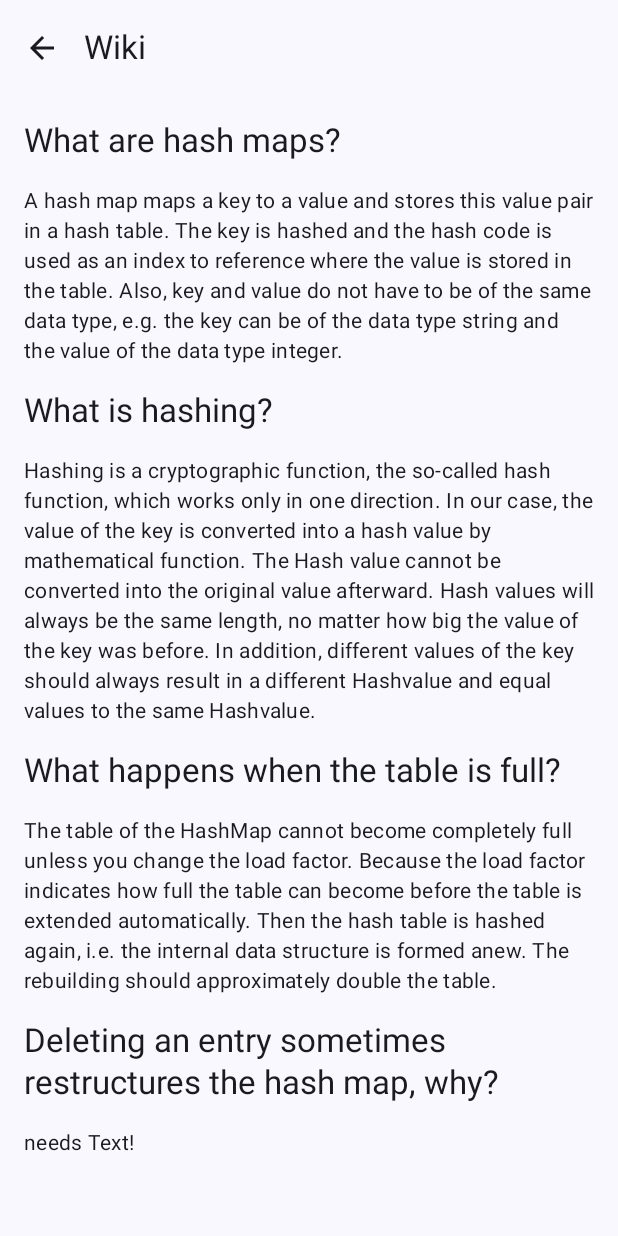
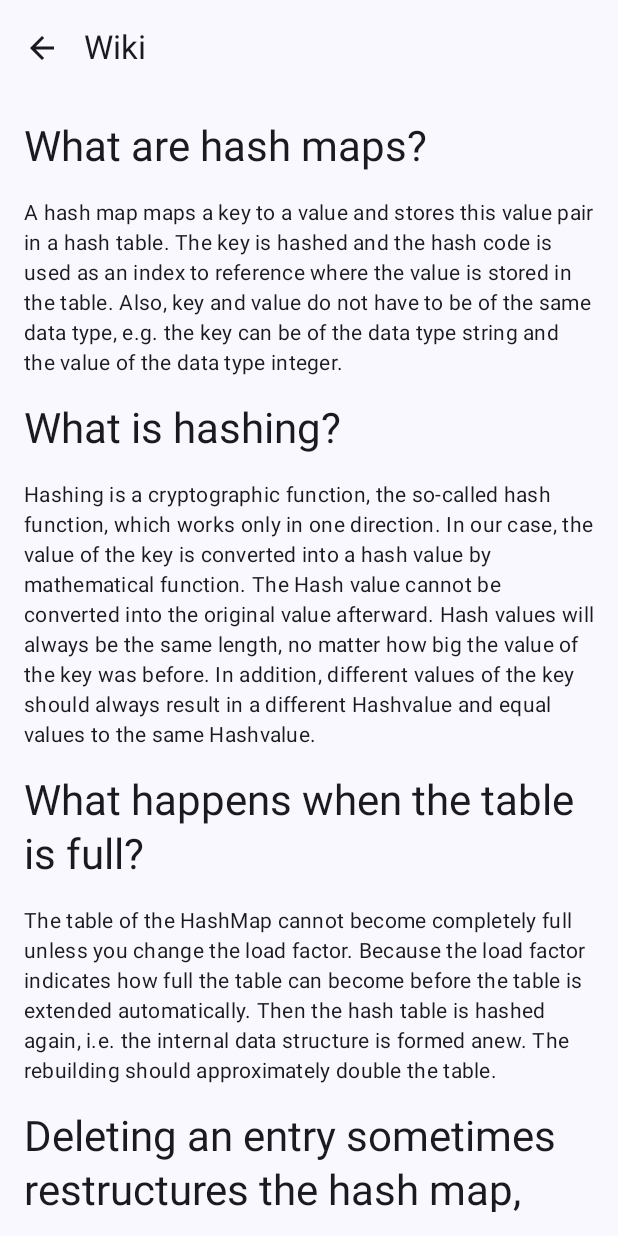
Before and after one commit to exploids/hashmapz, an Android app built with Jetpack Compose: the @Preview function DefaultPreview3, on a phone screen of 412 x 824 dp. Run offline under Robolectric (Android 15) with nearby library versions, the phone set to English and light mode, and no system bars.

Commit message:
Update WikiActivity.kt

```diff
--- a/app/src/main/java/com/exploids/hashmapz/WikiActivity.kt
+++ b/app/src/main/java/com/exploids/hashmapz/WikiActivity.kt
@@ -24,16 +24,17 @@ fun Wiki(navController: NavController) {
         Column(modifier = Modifier.padding(it).padding(16.dp).verticalScroll(ScrollState(0)),
             verticalArrangement = Arrangement.spacedBy(16.dp)
         ) {
-            Text(text = "What are hash maps?", style = MaterialTheme.typography.titleLarge)
+            Text(text = "What are hash maps?", style = MaterialTheme.typography.headlineMedium)
             Text(text = "A hash map maps a key to a value and stores this value pair in a hash table. The key is hashed and the hash code is used as an index to reference where the value is stored in the table. Also, key and value do not have to be of the same data type, e.g. the key can be of the data type string and the value of the data type integer.",
                 style = MaterialTheme.typography.bodyMedium)
-            Text(text = "What is hashing?", style = MaterialTheme.typography.titleLarge)
+            Text(text = "What is hashing?", style = MaterialTheme.typography.headlineMedium)
             Text(text = "Hashing is a cryptographic function, the so-called hash function, which works only in one direction. In our case, the value of the key is converted into a hash value by mathematical function. The Hash value cannot be converted into the original value afterward. Hash values will always be the same length, no matter how big the value of the key was before. In addition, different values of the key should always result in a different Hashvalue and equal values to the same Hashvalue.",
                 style = MaterialTheme.typography.bodyMedium)
-            Text(text = "What happens when the table is full?", style = MaterialTheme.typography.titleLarge)
+            Text(text = "What happens when the table is full?", style = MaterialTheme.typography.headlineMedium)
             Text(text = "The table of the HashMap cannot become completely full unless you change the load factor. Because the load factor indicates how full the table can become before the table is extended automatically. Then the hash table is hashed again, i.e. the internal data structure is formed anew. The rebuilding should approximately double the table.",
                 style = MaterialTheme.typography.bodyMedium)
-            Text(text = "Deleting an entry sometimes restructures the hash map, why?", style = MaterialTheme.typography.titleLarge)
+            Text(text = "Deleting an entry sometimes restructures the hash map, why?",
+                style = MaterialTheme.typography.headlineMedium)
             Text(text = "needs Text!", style = MaterialTheme.typography.bodyMedium)
         }
     }
```
